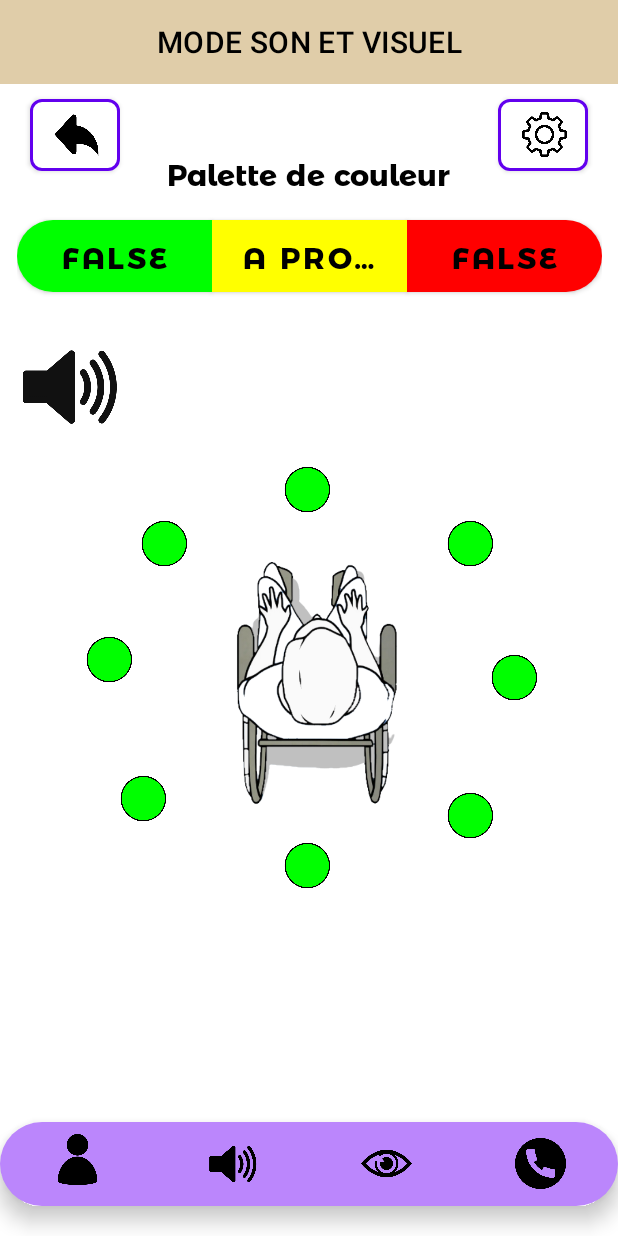
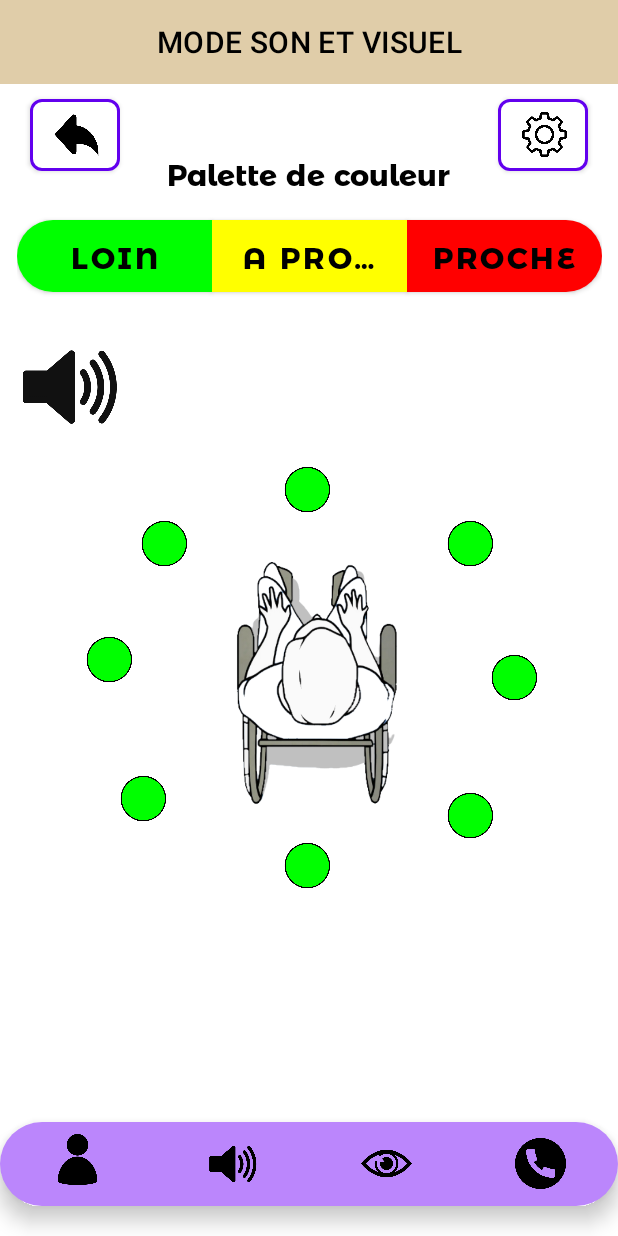
Before and after one commit to eevvaaa/Projet, an Android app: the SoundAndVisualFragment screen opened through its navigation route, on a phone screen of 412 x 824 dp. Run offline under Robolectric (Android 15) with nearby library versions, the phone set to English and light mode, and no system bars.

Commit message:
Update fragment_sound_and_visual.xml
correction bug

```diff
--- a/app/src/main/res/layout/fragment_sound_and_visual.xml
+++ b/app/src/main/res/layout/fragment_sound_and_visual.xml
@@ -18,7 +18,7 @@
         app:layout_constraintStart_toStartOf="parent"
         app:layout_constraintTop_toTopOf="parent"
         app:layout_constraintVertical_bias="0.0"
-        app:title="MODE SON ET VISUEL"
+        app:title="@string/Mode_S_et_V"
         app:titleCentered="true"
         app:titleTextColor="@color/black"
         tools:ignore="MissingConstraints" />
@@ -88,7 +88,7 @@
             android:layout_width="130dp"
             android:layout_height="60dp"
             android:fontFamily="@font/montserrat_bold"
-            android:text="@id/far"
+            android:text="@string/far"
             android:textColor="#000000"
             android:textSize="20sp"
             app:backgroundTint="#00FF00"
@@ -110,7 +110,7 @@
             android:layout_width="130dp"
             android:layout_height="60dp"
             android:fontFamily="@font/montserrat_bold"
-            android:text="@id/close"
+            android:text="@string/close"
             android:textAlignment="center"
             android:textColor="#000000"
             android:textSize="20sp"
```
